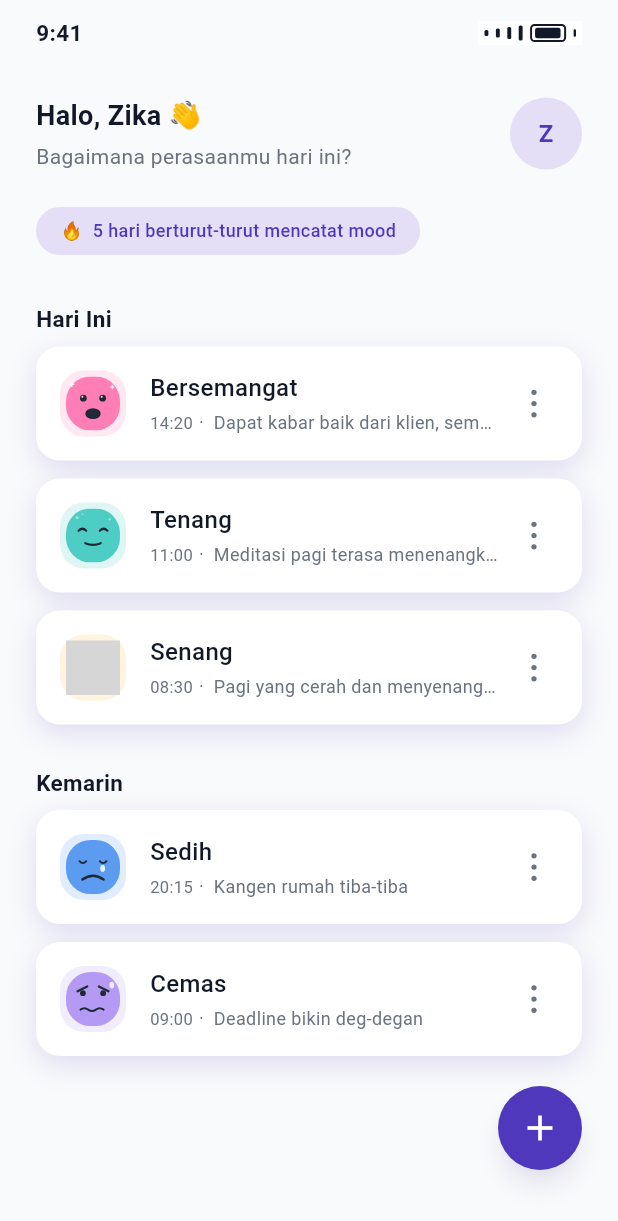
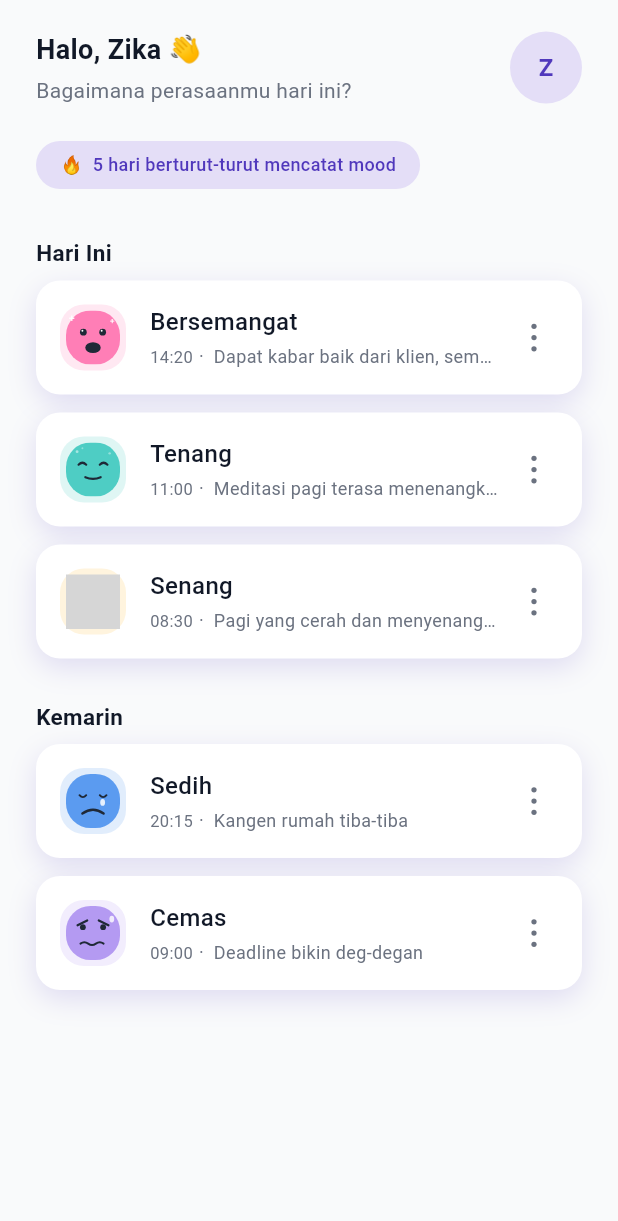
Before and after one commit to HILLARYgvre/MoodTracker, a Flutter app: the screen it shows after launch, on a phone screen of 412 x 824 dp. Shown: the top 1221 px of the screen. Run offline on Flutter 3.47's test engine with Material 3 defaults, Android fonts, the phone set to English and light mode, and no system bars; our stand-ins replace flutter_svg, material_ui; Roboto replaces fonts that are missing (Poppins); grey boxes are pictures that could not be loaded.

Commit message:
update tampilan

```diff
--- a/lib/main.dart
+++ b/lib/main.dart
@@ -23,7 +23,7 @@ class MyApp extends StatelessWidget {
   }
 }
 
-// Halaman utama Mood Tracker (sesuai desain Figma Home)
+// Halaman utama Mood Tracker
 class MoodHomePage extends StatelessWidget {
   const MoodHomePage({super.key});
 
@@ -32,18 +32,12 @@ class MoodHomePage extends StatelessWidget {
     return Scaffold(
       backgroundColor: const Color(0xFFF9FAFB),
       body: SafeArea(
-        child: Stack(
-          children: [
-            // Konten utama (bisa di-scroll)
-            SingleChildScrollView(
-              padding: const EdgeInsets.fromLTRB(24, 0, 24, 100),
+        child: SingleChildScrollView(
+          padding: const EdgeInsets.symmetric(horizontal: 24, vertical: 20),
           child: Column(
             crossAxisAlignment: CrossAxisAlignment.start,
             children: [
-                  const _TopStatusBar(),
-                  const SizedBox(height: 20),
-
-                  // Header sapaan & streak
+              // Header sapaan, pertanyaan, dan badge avatar 'Z'
               const _HeaderSection(
                 nama: 'Zika',
                 sapaan: 'Halo, Zika 👋',
@@ -52,9 +46,11 @@ class MoodHomePage extends StatelessWidget {
               ),
               const SizedBox(height: 32),
 
-                  // Daftar mood: Hari Ini
+              // Bagian "Hari Ini"
               const _SectionTitle(judul: 'Hari Ini'),
               const SizedBox(height: 8),
+
+              // [ASET ICON] Mood Bersemangat -> Assets/Pinkmood.svg
               const _MoodCard(
                 judulMood: 'Bersemangat',
                 jam: '14:20',
@@ -63,6 +59,8 @@ class MoodHomePage extends StatelessWidget {
                 assetPath: 'Assets/Pinkmood.svg',
               ),
               const SizedBox(height: 12),
+
+              // [ASET ICON] Mood Tenang -> Assets/CyanMood.svg
               const _MoodCard(
                 judulMood: 'Tenang',
                 jam: '11:00',
@@ -71,6 +69,8 @@ class MoodHomePage extends StatelessWidget {
                 assetPath: 'Assets/CyanMood.svg',
               ),
               const SizedBox(height: 12),
+
+              // [ASET ICON] Mood Senang -> ganti ke 'Assets/OrangeMood.svg' atau 'Assets/MerahMood.svg' sesuai file di folder Assets/
               const _MoodCard(
                 judulMood: 'Senang',
                 jam: '08:30',
@@ -80,9 +80,11 @@ class MoodHomePage extends StatelessWidget {
               ),
               const SizedBox(height: 28),
 
-                  // Daftar mood: Kemarin
+              // Bagian "Kemarin"
               const _SectionTitle(judul: 'Kemarin'),
               const SizedBox(height: 8),
+
+              // [ASET ICON] Mood Sedih -> Assets/BlueMood.svg
               const _MoodCard(
                 judulMood: 'Sedih',
                 jam: '20:15',
@@ -91,6 +93,8 @@ class MoodHomePage extends StatelessWidget {
                 assetPath: 'Assets/BlueMood.svg',
               ),
               const SizedBox(height: 12),
+
+              // [ASET ICON] Mood Cemas -> Assets/PurpleMood.svg
               const _MoodCard(
                 judulMood: 'Cemas',
                 jam: '09:00',
@@ -101,104 +105,12 @@ class MoodHomePage extends StatelessWidget {
             ],
           ),
         ),
-
-            // Tombol tambah (+) di kanan bawah
-            Positioned(
-              right: 24,
-              bottom: 24,
-              child: _AddMoodButton(
-                onTap: () {
-                  // Aksi saat tombol '+' ditekan
-                  ScaffoldMessenger.of(context).showSnackBar(
-                    const SnackBar(content: Text('Tombol tambah mood ditekan!')),
-                  );
-                },
-              ),
-            ),
-          ],
-        ),
       ),
     );
   }
 }
 
-// Status bar atas (9:41, sinyal, baterai)
-class _TopStatusBar extends StatelessWidget {
-  const _TopStatusBar();
-
-  @override
-  Widget build(BuildContext context) {
-    return SizedBox(
-      height: 44,
-      child: Row(
-        mainAxisAlignment: MainAxisAlignment.spaceBetween,
-        crossAxisAlignment: CrossAxisAlignment.center,
-        children: [
-          const Text(
-            '9:41',
-            style: TextStyle(
-              color: Color(0xFF111827),
-              fontSize: 15,
-              fontFamily: 'Poppins',
-              fontWeight: FontWeight.w600,
-            ),
-          ),
-          Container(
-            padding: const EdgeInsets.symmetric(horizontal: 4, vertical: 2),
-            color: Colors.white,
-            child: Row(
-              mainAxisSize: MainAxisSize.min,
-              children: [
-                for (final tinggi in [4.0, 6.0, 8.0, 10.0]) ...[
-                  Container(
-                    width: 2.6,
-                    height: tinggi,
-                    decoration: BoxDecoration(
-                      color: const Color(0xFF111827),
-                      borderRadius: BorderRadius.circular(1),
-                    ),
-                  ),
-                  const SizedBox(width: 5),
-                ],
-                Container(
-                  width: 24,
-                  height: 12,
-                  decoration: BoxDecoration(
-                    border: Border.all(width: 1.3, color: const Color(0xFF111827)),
-                    borderRadius: BorderRadius.circular(3),
-                  ),
-                  child: Align(
-                    alignment: Alignment.centerLeft,
-                    child: Container(
-                      width: 17,
-                      height: 7,
-                      margin: const EdgeInsets.only(left: 2),
-                      decoration: BoxDecoration(
-                        color: const Color(0xFF111827),
-                        borderRadius: BorderRadius.circular(1.5),
-                      ),
-                    ),
-                  ),
-                ),
-                const SizedBox(width: 5),
-                Container(
-                  width: 1.6,
-                  height: 5,
-                  decoration: BoxDecoration(
-                    color: const Color(0xFF111827),
-                    borderRadius: BorderRadius.circular(1),
-                  ),
-                ),
-              ],
-            ),
-          ),
-        ],
-      ),
-    );
-  }
-}
-
-// Header sapaan, avatar, dan badge streak
+// Header sapaan & streak
 class _HeaderSection extends StatelessWidget {
   final String nama;
   final String sapaan;
@@ -295,7 +207,7 @@ class _HeaderSection extends StatelessWidget {
   }
 }
 
-// Judul section ("Hari Ini", "Kemarin")
+// Judul bagian ("Hari Ini", "Kemarin")
 class _SectionTitle extends StatelessWidget {
   final String judul;
 
@@ -315,7 +227,7 @@ class _SectionTitle extends StatelessWidget {
   }
 }
 
-// Komponen card mood yang dipakai berulang
+// Card mood
 class _MoodCard extends StatelessWidget {
   final String judulMood;
   final String jam;
@@ -350,6 +262,7 @@ class _MoodCard extends StatelessWidget {
       ),
       child: Row(
         children: [
+          // [TEMPAT ASET ICON MOOD]
           _MoodAvatar(warna: warnaBadge, assetPath: assetPath),
           const SizedBox(width: 16),
           Expanded(
@@ -424,7 +337,7 @@ class _MoodCard extends StatelessWidget {
   }
 }
 
-// Ikon mood dari folder Assets/ (sesuaikan SvgPicture.asset jika pakai flutter_svg)
+// Widget penampung aset icon mood SVG dari folder Assets/
 class _MoodAvatar extends StatelessWidget {
   final Color warna;
   final String assetPath;
@@ -441,44 +354,16 @@ class _MoodAvatar extends StatelessWidget {
         color: warna.withValues(alpha: 0.18),
         borderRadius: BorderRadius.circular(16),
       ),
-      // Jika kamu memakai package flutter_svg, ganti bagian ini menjadi:
-      // SvgPicture.asset(assetPath, width: 36, height: 36)
+      // [TARUH / PANGGIL ASET SVG DI SINI]
       child: SvgPicture.asset(
         assetPath,
         width: 36,
         height: 36,
-        errorBuilder: (context, error, stackTrace) {
-          return Icon(Icons.sentiment_satisfied_alt, color: warna, size: 24);
-        },
-      ),
-    );
-  }
-}
-
-// Tombol (+) interaktif
-class _AddMoodButton extends StatelessWidget {
-  final VoidCallback onTap;
-
-  const _AddMoodButton({required this.onTap});
-
-  @override
-  Widget build(BuildContext context) {
-    return Material(
-      color: const Color(0xFF5038BC),
-      shape: const CircleBorder(),
-      elevation: 6,
-      shadowColor: const Color(0x284F38BC),
-      child: InkWell(
-        customBorder: const CircleBorder(),
-        onTap: onTap,
-        child: const SizedBox(
-          width: 56,
-          height: 56,
-          child: Icon(
-            Icons.add,
-            color: Colors.white,
-            size: 28,
-          ),
+        fit: BoxFit.contain,
+        placeholderBuilder: (context) => Icon(
+          Icons.sentiment_satisfied_alt,
+          color: warna,
+          size: 24,
         ),
       ),
     );
```
Lines whose indentation alone changed are shown as unchanged.
